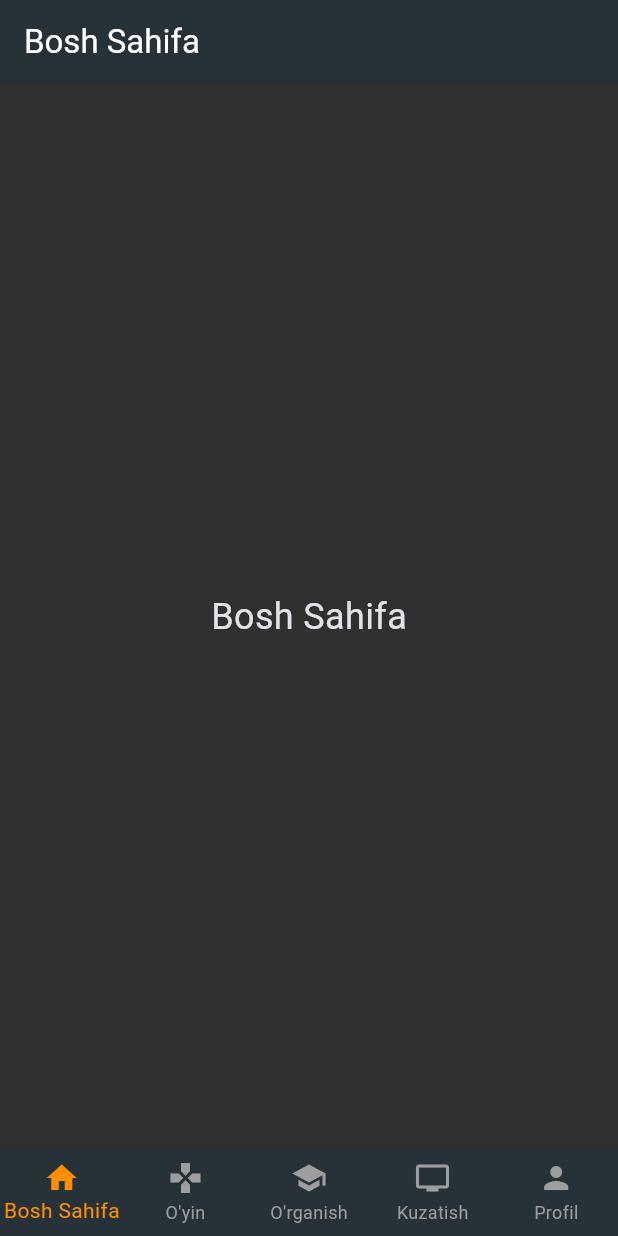
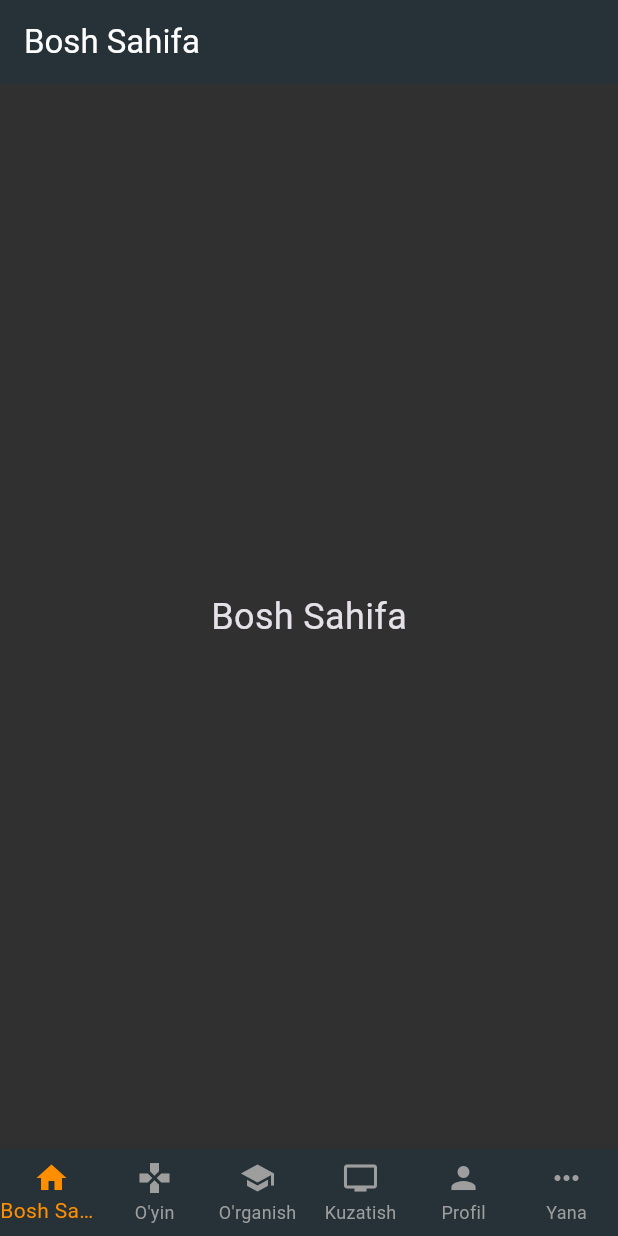
Before and after one commit to could-ai/019a4a50-5717-7018-b21f-221db2c8ff7c, a Flutter app: the screen it shows after launch, on a phone screen of 412 x 824 dp. Run offline on Flutter 3.47's test engine with Material 3 defaults, Android fonts, the phone set to English and light mode, and no system bars.

```diff
--- a/usr/lib/screens/main_screen.dart
+++ b/usr/lib/screens/main_screen.dart
@@ -4,6 +4,7 @@ import 'package:couldai_user_app/screens/game_screen.dart';
 import 'package:couldai_user_app/screens/learn_screen.dart';
 import 'package:couldai_user_app/screens/watch_screen.dart';
 import 'package:couldai_user_app/screens/profile_screen.dart';
+import 'package:couldai_user_app/screens/more_screen.dart';
 
 class MainScreen extends StatefulWidget {
   const MainScreen({super.key});
@@ -21,6 +22,7 @@ class _MainScreenState extends State<MainScreen> {
     LearnScreen(),
     WatchScreen(),
     ProfileScreen(),
+    MoreScreen(),
   ];
 
   void _onItemTapped(int index) {
@@ -57,6 +59,10 @@ class _MainScreenState extends State<MainScreen> {
             icon: Icon(Icons.person),
             label: 'Profil',
           ),
+          BottomNavigationBarItem(
+            icon: Icon(Icons.more_horiz),
+            label: 'Yana',
+          ),
         ],
         currentIndex: _selectedIndex,
         selectedItemColor: Colors.amber[800],
```
Also changed, not shown: usr/lib/screens/more_screen.dart (added, +21 -0 lines).
